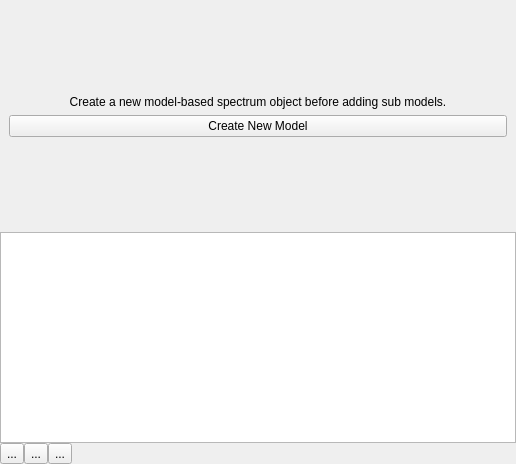
spacetelescope/specviz, file specviz/plugins/model_editor/model_editor.ui: the form before one commit.
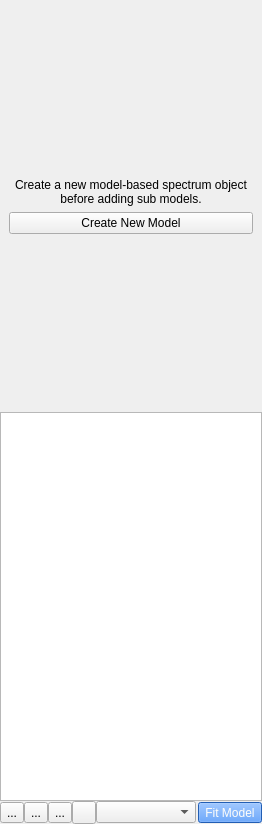
The form after the commit. Icons and pictures are not drawn.

```diff
--- a/specviz/plugins/model_editor/model_editor.ui
+++ b/specviz/plugins/model_editor/model_editor.ui
@@ -6,8 +6,8 @@
    <rect>
     <x>0</x>
     <y>0</y>
-    <width>516</width>
-    <height>464</height>
+    <width>262</width>
+    <height>824</height>
    </rect>
   </property>
   <property name="windowTitle">
@@ -110,6 +110,12 @@
         </item>
         <item>
          <widget class="QWidget" name="widget" native="true">
+          <property name="maximumSize">
+           <size>
+            <width>16777215</width>
+            <height>26</height>
+           </size>
+          </property>
           <property name="autoFillBackground">
            <bool>false</bool>
           </property>
@@ -131,6 +137,12 @@
            </property>
            <item>
             <widget class="QToolButton" name="add_model_button">
+             <property name="minimumSize">
+              <size>
+               <width>0</width>
+               <height>21</height>
+              </size>
+             </property>
              <property name="text">
               <string>...</string>
              </property>
@@ -143,6 +155,12 @@
            </item>
            <item>
             <widget class="QToolButton" name="remove_model_button">
+             <property name="minimumSize">
+              <size>
+               <width>0</width>
+               <height>21</height>
+              </size>
+             </property>
              <property name="text">
               <string>...</string>
              </property>
@@ -155,6 +173,12 @@
            </item>
            <item>
             <widget class="QToolButton" name="equation_edit_button">
+             <property name="minimumSize">
+              <size>
+               <width>0</width>
+               <height>21</height>
+              </size>
+             </property>
              <property name="text">
               <string>...</string>
              </property>
@@ -166,7 +190,37 @@
             </widget>
            </item>
            <item>
-            <spacer name="horizontalSpacer">
+            <widget class="QToolButton" name="advanced_settings_button">
+             <property name="minimumSize">
+              <size>
+               <width>0</width>
+               <height>21</height>
+              </size>
+             </property>
+             <property name="icon">
+              <iconset resource="../../data/resources/resources.qrc">
+               <normaloff>:/icons/configuration.svg</normaloff>:/icons/configuration.svg</iconset>
+             </property>
+            </widget>
+           </item>
+           <item>
+            <widget class="QComboBox" name="data_selection_combo">
+             <property name="minimumSize">
+              <size>
+               <width>100</width>
+               <height>0</height>
+              </size>
+             </property>
+             <property name="maximumSize">
+              <size>
+               <width>100</width>
+               <height>16777215</height>
+              </size>
+             </property>
+            </widget>
+           </item>
+           <item>
+            <spacer name="horizontalSpacer_2">
              <property name="orientation">
               <enum>Qt::Horizontal</enum>
              </property>
@@ -178,6 +232,23 @@
              </property>
             </spacer>
            </item>
+           <item alignment="Qt::AlignVCenter">
+            <widget class="QToolButton" name="fit_button">
+             <property name="minimumSize">
+              <size>
+               <width>0</width>
+               <height>21</height>
+              </size>
+             </property>
+             <property name="styleSheet">
+              <string notr="true">background-color: rgb(48, 131, 252);
+color: rgb(255, 254, 250);</string>
+             </property>
+             <property name="text">
+              <string>Fit Model</string>
+             </property>
+            </widget>
+           </item>
           </layout>
          </widget>
         </item>
```
Left out of the diff: 33 changed lines with no effect on the pictures.
